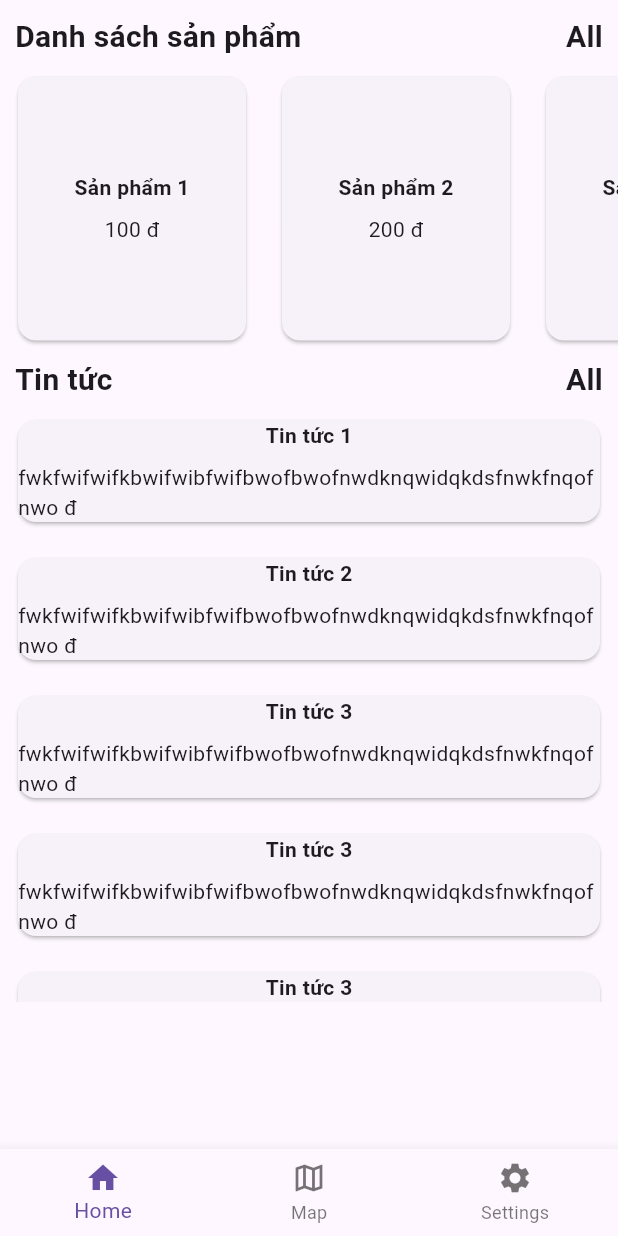
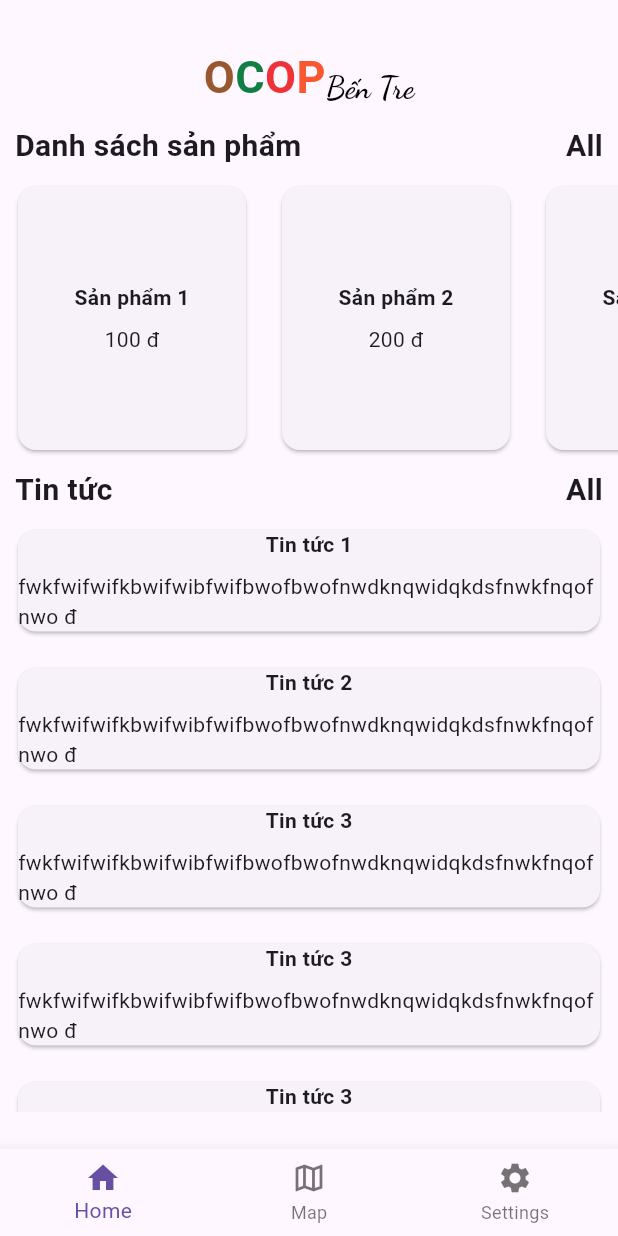
Before and after one commit to kiu-chan/ocop, a Flutter app: the screen it shows after launch, on a phone screen of 412 x 824 dp. Run offline on Flutter 3.47's test engine with Material 3 defaults, Android fonts, the phone set to English and light mode, and no system bars; our stand-ins replace flutter_map, latlong2; missing offline and left inert: geojson.

Commit message:
add logo

```diff
--- a/analysis_options.yaml
+++ b/analysis_options.yaml
@@ -7,6 +7,9 @@
 
 # The following line activates a set of recommended lints for Flutter apps,
 # packages, and plugins designed to encourage good coding practices.
+analyzer:
+  errors:
+    library_private_types_in_public_api: ignore
 include: package:flutter_lints/flutter.yaml
 
 linter:
--- /dev/null
+++ b/lib/src/page/elements/logo.dart
@@ -0,0 +1,56 @@
+import 'package:flutter/material.dart';
+
+class Logo extends StatelessWidget {
+  const Logo({super.key});
+
+  @override
+  Widget build(BuildContext context) {
+    return const Row(
+      crossAxisAlignment: CrossAxisAlignment.end,
+      mainAxisSize: MainAxisSize.min,
+      children: [
+        Text(
+          "O",
+          style: TextStyle(
+            color: Color.fromRGBO(153, 87, 47, 1),
+            fontSize: 30,
+            fontWeight: FontWeight.bold,
+          ),
+        ),
+        Text(
+          "C",
+          style: TextStyle(
+            color: Color.fromRGBO(17, 127, 67, 1),
+            fontSize: 30,
+            fontWeight: FontWeight.bold,
+          ),
+        ),
+        Text(
+          "O",
+          style: TextStyle(
+            color: Color.fromRGBO(237, 51, 55, 1),
+            fontSize: 30,
+            fontWeight: FontWeight.bold,
+          ),
+        ),
+        Text(
+          "P",
+          style: TextStyle(
+            color: Color.fromRGBO(249, 87, 47, 1),
+            fontSize: 30,
+            fontWeight: FontWeight.bold,
+          ),
+        ),
+        Text(
+          "Bến Tre",
+          style: TextStyle(
+            fontFamily: 'DancingScript',
+            color: Colors.black,
+            fontSize: 20,
+            fontWeight: FontWeight.bold,
+          ),
+        )
+      ],
+    );
+  }
+}
--- a/lib/src/page/home/content/content.dart
+++ b/lib/src/page/home/content/content.dart
@@ -2,7 +2,10 @@ import 'package:flutter/material.dart';
 import 'package:ocop/src/page/home/content/products/products.dart';
 
 class Content extends StatefulWidget {
+  const Content({super.key});
+
   @override
+  // ignore: library_private_types_in_public_api
   _ContentState createState() => _ContentState();
 }
 
--- a/lib/src/page/home/homePage.dart
+++ b/lib/src/page/home/homePage.dart
@@ -1,6 +1,7 @@
 import 'package:flutter/material.dart';
 import 'package:ocop/src/page/home/content/products/products.dart';
 import 'package:ocop/src/page/home/content/news/news.dart';
+import 'package:ocop/src/page/elements/logo.dart';
 
 class homePage extends StatefulWidget {
   @override
@@ -18,6 +19,10 @@ class _homePageState extends State<homePage> {
           //   child: ProductList(),
           // ),
           SizedBox(
+            height: 30,
+          ),
+          Logo(),
+          SizedBox(
             height: 10,
           ),
           ProductList(),
--- a/lib/src/page/map/elements/menu.dart
+++ b/lib/src/page/map/elements/menu.dart
@@ -30,7 +30,7 @@ class _MenuState extends State<Menu> {
             Container(
               height: 80,
               child: DrawerHeader(
-                decoration: BoxDecoration(
+                decoration: const BoxDecoration(
                   color: Colors.blue,
                 ),
                 child: Row(
@@ -124,7 +124,7 @@ class _MenuState extends State<Menu> {
                       Text(imageData.title),
                       Text(
                         " (" + imageData.locations.length.toString() + ")",
-                        style: TextStyle(
+                        style: const TextStyle(
                           color: Colors.blue,
                           fontSize: 15,
                           fontWeight: FontWeight.bold,
--- a/lib/src/page/settings/profile/profile.dart
+++ b/lib/src/page/settings/profile/profile.dart
@@ -10,8 +10,8 @@ class _ProfileState extends State<Profile> {
   Widget build(BuildContext context) {
     return Scaffold(
       body: Container(
-        color: Color.fromARGB(255, 161, 212, 254),
-            padding: EdgeInsets.only(top: 20, left: 20),
+        color: const Color.fromARGB(255, 161, 212, 254),
+            padding: const EdgeInsets.only(top: 20, left: 20),
         child: Row(
           children: [
             Container(
@@ -35,7 +35,7 @@ class _ProfileState extends State<Profile> {
             const SizedBox(width: 16.0),
             Container(
               height: 100,
-              child: Column(
+              child: const Column(
                 crossAxisAlignment: CrossAxisAlignment.start,
                 children: [
                   Text(
```
Also changed, not shown: pubspec.yaml (+13 -11 lines), lib/src/assets/fonts/Dancing_Script/DancingScript-VariableFont_wght.ttf (added), lib/src/assets/fonts/Dancing_Script/static/DancingScript-Bold.ttf (added), lib/src/assets/fonts/Dancing_Script/static/DancingScript-Medium.ttf (added), lib/src/assets/fonts/Dancing_Script/static/DancingScript-Regular.ttf (added), lib/src/assets/fonts/Dancing_Script/static/DancingScript-SemiBold.ttf (added).
